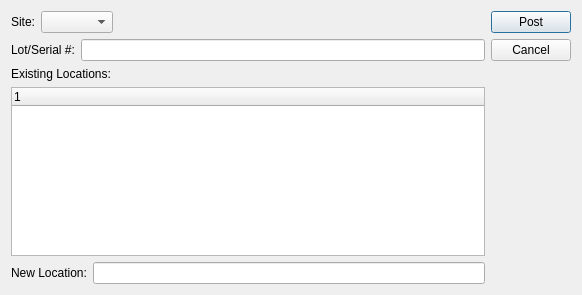
The window that guiclient/quickRelocateLot.ui (Pegasus-RPG/xtuple-client) describes before a commit, drawn with Qt 5.
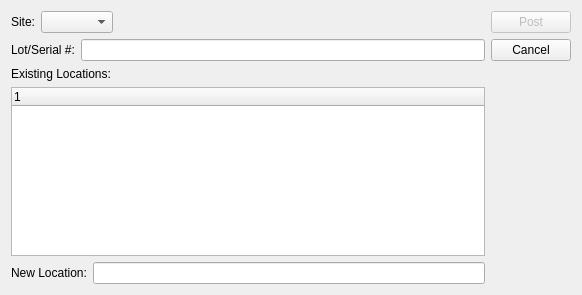
The same window after the commit. Custom widgets are drawn as their Qt base class.

Commit message: Only enable Post button when item is selected

What changed in the file:
```diff
--- a/guiclient/quickRelocateLot.ui
+++ b/guiclient/quickRelocateLot.ui
@@ -107,8 +107,8 @@
        <property name="text">
         <string>Post</string>
        </property>
-       <property name="default">
-        <bool>true</bool>
+       <property name="enabled">
+        <bool>false</bool>
        </property>
       </widget>
      </item>
```
Left out of the diff: 2 changed lines with no effect on the pictures. The commit also changes 1 other file.
